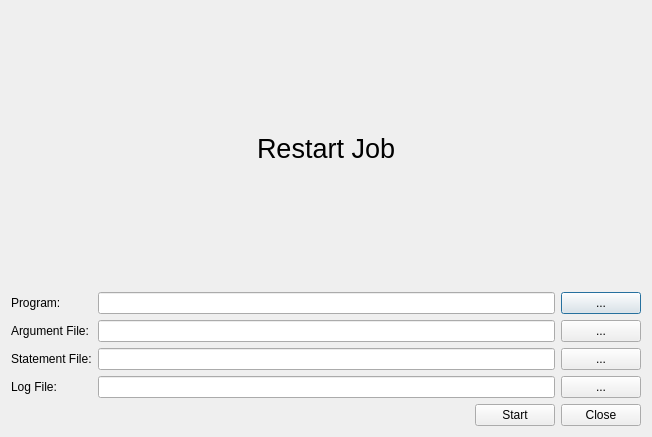
First picture: the form in qjdrestarttask.ui, repository xtfllbl/qjdprocess, before the edit.
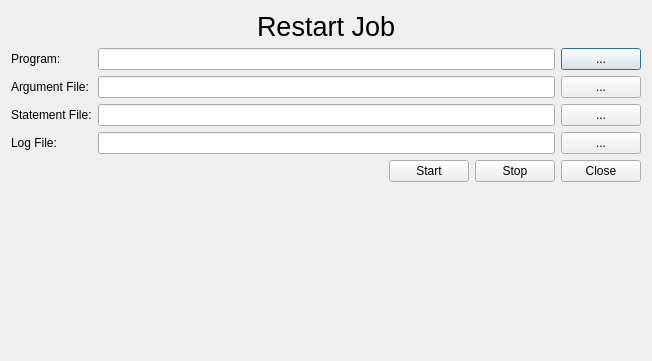
Second picture: the form after the edit.

The edit to the form file:
```diff
--- a/qjdrestarttask.ui
+++ b/qjdrestarttask.ui
@@ -7,7 +7,7 @@
     <x>0</x>
     <y>0</y>
     <width>652</width>
-    <height>437</height>
+    <height>361</height>
    </rect>
   </property>
   <property name="windowTitle">
@@ -151,7 +151,14 @@
       </widget>
      </item>
      <item>
-      <widget class="QPushButton" name="pushButton_6">
+      <widget class="QPushButton" name="btnStop">
+       <property name="text">
+        <string>Stop</string>
+       </property>
+      </widget>
+     </item>
+     <item>
+      <widget class="QPushButton" name="btnClose">
        <property name="text">
         <string>Close</string>
        </property>
@@ -159,6 +166,19 @@
      </item>
     </layout>
    </item>
+   <item row="3" column="0">
+    <spacer name="verticalSpacer">
+     <property name="orientation">
+      <enum>Qt::Vertical</enum>
+     </property>
+     <property name="sizeHint" stdset="0">
+      <size>
+       <width>20</width>
+       <height>40</height>
+      </size>
+     </property>
+    </spacer>
+   </item>
   </layout>
  </widget>
  <resources/>
```
Left out of the diff: 18 changed lines with no effect on the pictures.
